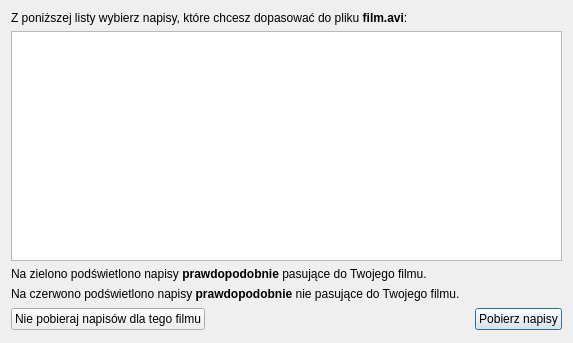
Old version of the form ui/frmlistsubtitles.ui in the repository QNapi/qnapi.
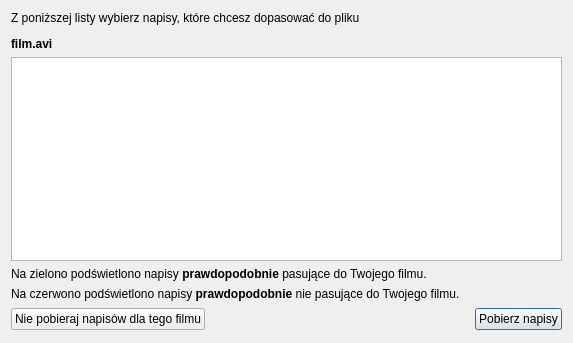
New version of the form. Icons and pictures are not drawn.

Commit message: frmlistsubtitles filename label new line

What changed in the file:
```diff
--- a/ui/frmlistsubtitles.ui
+++ b/ui/frmlistsubtitles.ui
@@ -40,7 +40,7 @@
    <item row="0" column="0" colspan="3">
     <widget class="QLabel" name="lbSelectSubtitles">
      <property name="text">
-      <string>Z poniższej listy wybierz napisy, które chcesz dopasować do pliku &lt;b&gt;film.avi&lt;/b&gt;:</string>
+      <string>&lt;html&gt;&lt;head/&gt;&lt;body&gt;&lt;p&gt;Z poniższej listy wybierz napisy, które chcesz dopasować do pliku&lt;/p&gt;&lt;p&gt;&lt;span style=&quot; font-weight:600;&quot;&gt;film.avi&lt;/span&gt;&lt;/p&gt;&lt;/body&gt;&lt;/html&gt;</string>
      </property>
      <property name="wordWrap">
       <bool>true</bool>
```
The commit also changes 1 other file.
